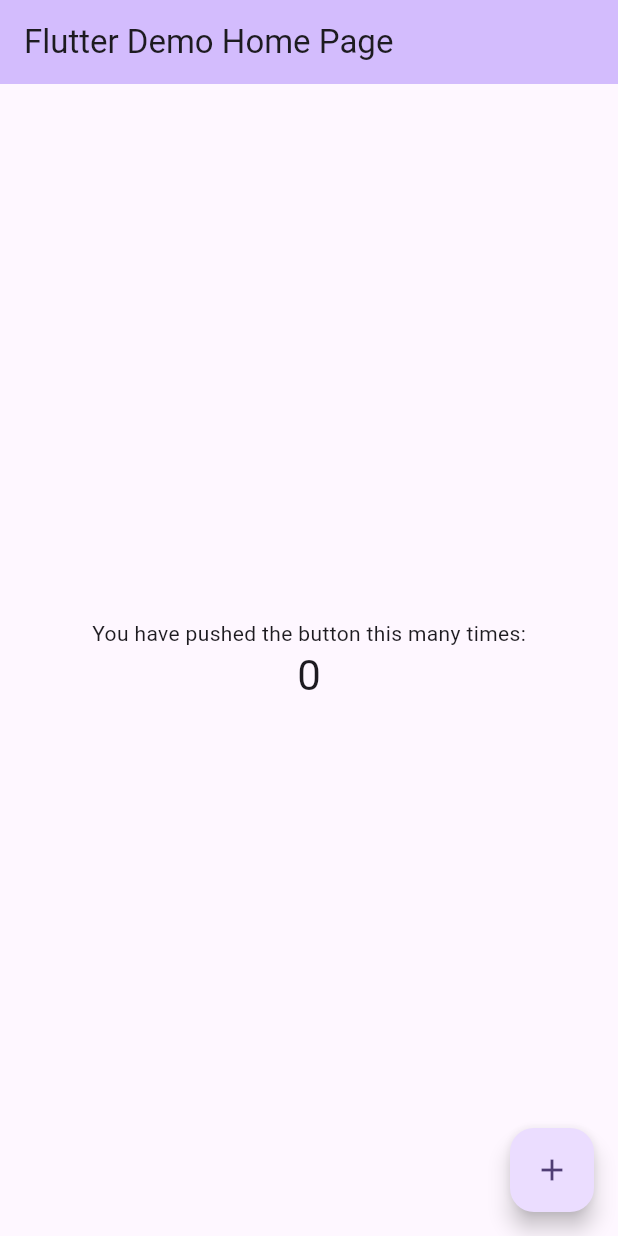
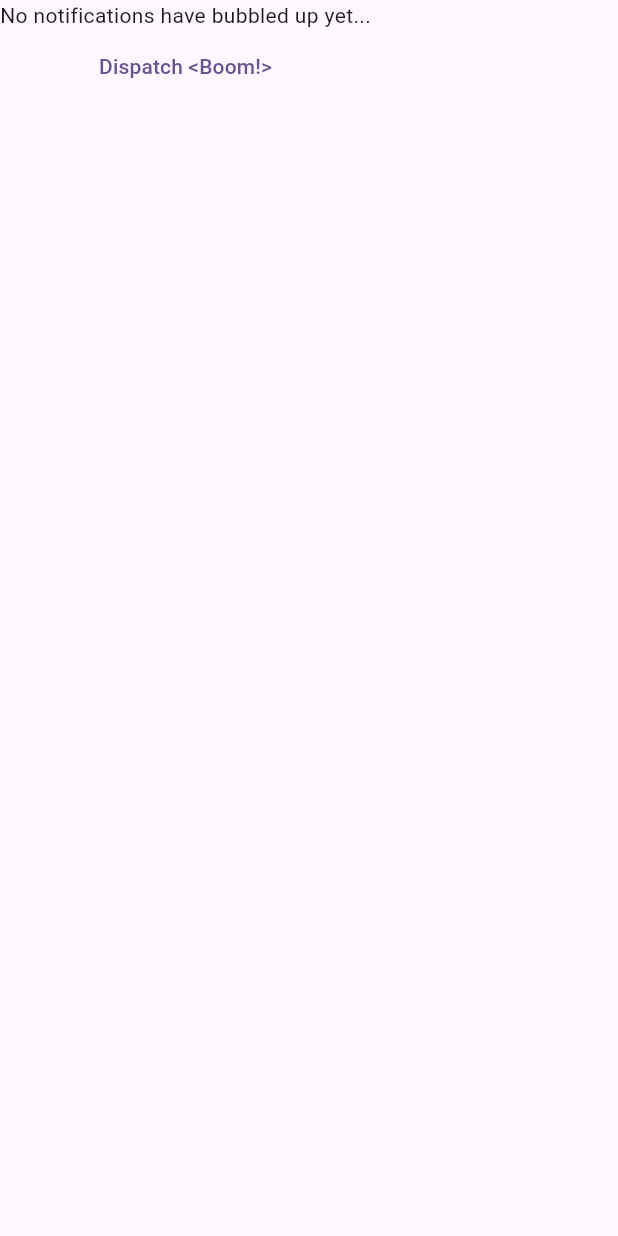
Before and after one commit to EhsanTgv/flutter_notifications_widget, a Flutter app: the screen it shows after launch, on a phone screen of 412 x 824 dp. Run offline on Flutter 3.47's test engine with Material 3 defaults, Android fonts, the light colour scheme and no system bars.

Commit message:
Add NotificationListener

```diff
--- a/lib/main.dart
+++ b/lib/main.dart
@@ -55,71 +55,46 @@
 }
 
 class _MyHomePageState extends State<MyHomePage> {
-  int _counter = 0;
-
-  void _incrementCounter() {
-    setState(() {
-      // This call to setState tells the Flutter framework that something has
-      // changed in this State, which causes it to rerun the build method below
-      // so that the display can reflect the updated values. If we changed
-      // _counter without calling setState(), then the build method would not be
-      // called again, and so nothing would appear to happen.
-      _counter++;
-    });
-  }
+  String text = 'No notifications have bubbled up yet...';
 
   @override
   Widget build(BuildContext context) {
-    // This method is rerun every time setState is called, for instance as done
-    // by the _incrementCounter method above.
-    //
-    // The Flutter framework has been optimized to make rerunning build methods
-    // fast, so that you can just rebuild anything that needs updating rather
-    // than having to individually change instances of widgets.
     return Scaffold(
-      appBar: AppBar(
-        // TRY THIS: Try changing the color here to a specific color (to
-        // Colors.amber, perhaps?) and trigger a hot reload to see the AppBar
-        // change color while the other colors stay the same.
-        backgroundColor: Theme.of(context).colorScheme.inversePrimary,
-        // Here we take the value from the MyHomePage object that was created by
-        // the App.build method, and use it to set our appbar title.
-        title: Text(widget.title),
-      ),
-      body: Center(
-        // Center is a layout widget. It takes a single child and positions it
-        // in the middle of the parent.
+      body: NotificationListener<MyNotification>(
+        onNotification: (notification) {
+          setState(() {
+            text = notification.data;
+          });
+
+          return true;
+        },
         child: Column(
-          // Column is also a layout widget. It takes a list of children and
-          // arranges them vertically. By default, it sizes itself to fit its
-          // children horizontally, and tries to be as tall as its parent.
-          //
-          // Column has various properties to control how it sizes itself and
-          // how it positions its children. Here we use mainAxisAlignment to
-          // center the children vertically; the main axis here is the vertical
-          // axis because Columns are vertical (the cross axis would be
-          // horizontal).
-          //
-          // TRY THIS: Invoke "debug painting" (choose the "Toggle Debug Paint"
-          // action in the IDE, or press "p" in the console), to see the
-          // wireframe for each widget.
-          mainAxisAlignment: MainAxisAlignment.center,
-          children: <Widget>[
-            const Text(
-              'You have pushed the button this many times:',
-            ),
-            Text(
-              '$_counter',
-              style: Theme.of(context).textTheme.headlineMedium,
-            ),
+          children: [
+            Text(text),
+            const MyButton(),
           ],
         ),
       ),
-      floatingActionButton: FloatingActionButton(
-        onPressed: _incrementCounter,
-        tooltip: 'Increment',
-        child: const Icon(Icons.add),
-      ), // This trailing comma makes auto-formatting nicer for build methods.
     );
   }
 }
+
+class MyButton extends StatelessWidget {
+  const MyButton({super.key});
+
+  @override
+  Widget build(BuildContext context) {
+    return TextButton(
+      onPressed: () {
+        const MyNotification('Boom!').dispatch(context);
+      },
+      child: const Text('Dispatch <Boom!>'),
+    );
+  }
+}
+
+class MyNotification extends Notification {
+  const MyNotification(this.data);
+
+  final String data;
+}
```
